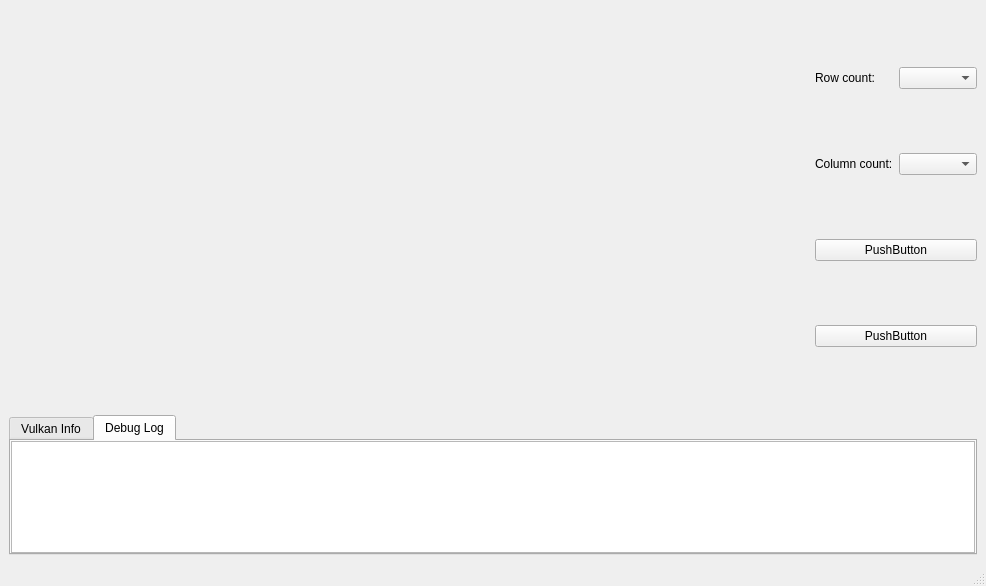
Old version of the form src/mainwindow.ui in the repository seonghyun2457/QtVulkanPathFinder.
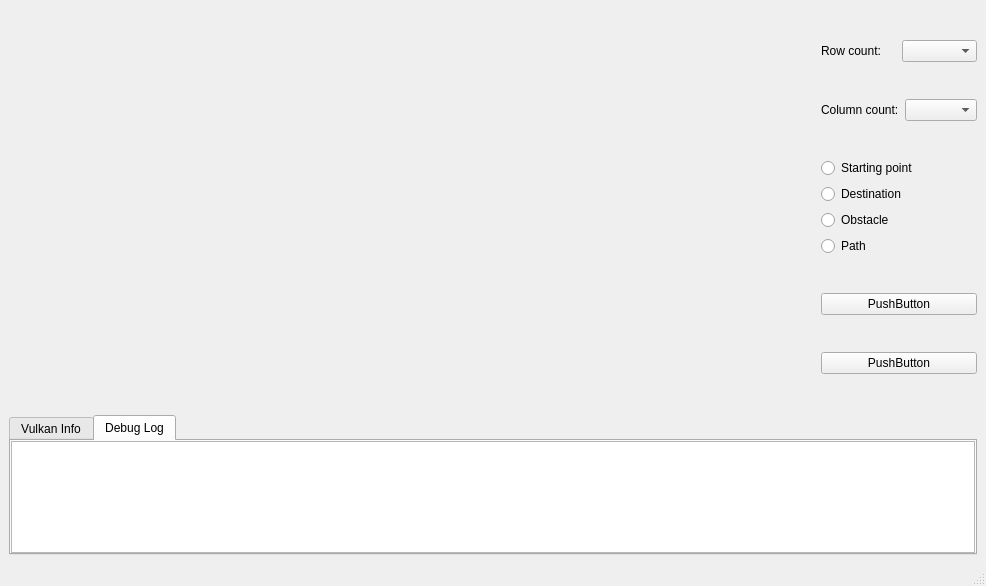
New version of the form.

Commit message: add radio buttons

Diff of the .ui file:
```diff
--- a/src/mainwindow.ui
+++ b/src/mainwindow.ui
@@ -14,9 +14,9 @@
    <string>MainWindow</string>
   </property>
   <widget class="QWidget" name="centralwidget">
-   <layout class="QVBoxLayout" name="verticalLayout_2" stretch="8,2">
+   <layout class="QVBoxLayout" name="verticalLayout_2" stretch="9,1">
     <item>
-     <layout class="QHBoxLayout" name="vulkanLayout" stretch="8,2">
+     <layout class="QHBoxLayout" name="vulkanLayout" stretch="9,1">
       <property name="spacing">
        <number>6</number>
       </property>
@@ -60,6 +60,38 @@
           </item>
          </layout>
         </item>
+        <item>
+         <layout class="QVBoxLayout" name="vlRadios">
+          <item>
+           <widget class="QRadioButton" name="rbStartingPoint">
+            <property name="text">
+             <string>Starting point</string>
+            </property>
+           </widget>
+          </item>
+          <item>
+           <widget class="QRadioButton" name="rbDestination">
+            <property name="text">
+             <string>Destination</string>
+            </property>
+           </widget>
+          </item>
+          <item>
+           <widget class="QRadioButton" name="rbObstacle">
+            <property name="text">
+             <string>Obstacle</string>
+            </property>
+           </widget>
+          </item>
+          <item>
+           <widget class="QRadioButton" name="rbPath">
+            <property name="text">
+             <string>Path</string>
+            </property>
+           </widget>
+          </item>
+         </layout>
+        </item>
         <item>
          <widget class="QPushButton" name="pushButton">
           <property name="text">
```
